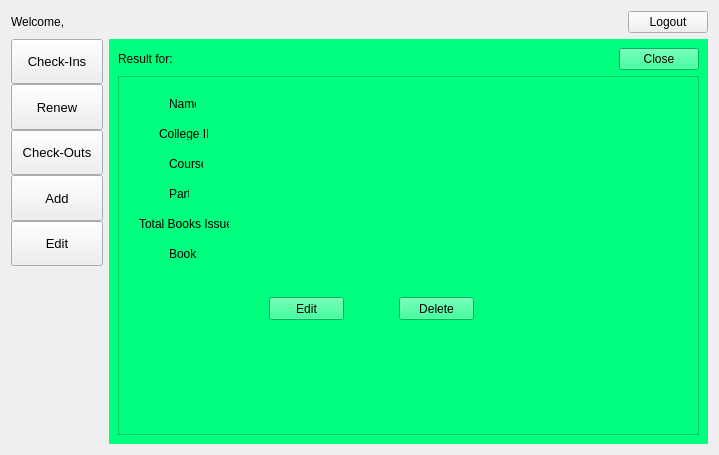
Qt form admin_page.ui (pramesh025/LibraryMS) before a commit.
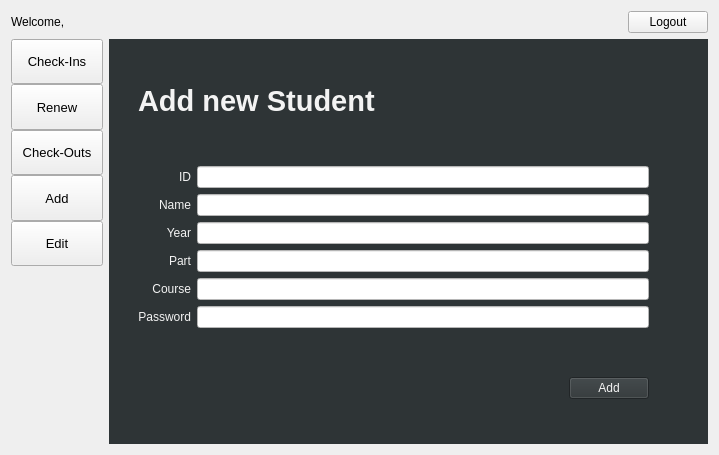
The same form after that commit. The open tabs and pages were chosen to show the change.

Commit message: Now can add book/student

Patch:
```diff
--- a/admin_page.ui
+++ b/admin_page.ui
@@ -166,7 +166,8 @@
    <item row="1" column="1">
     <widget class="QStackedWidget" name="stackedWidget">
      <property name="styleSheet">
-      <string notr="true">background-color: rgb(0, 255, 127)</string>
+      <string notr="true">background-color: rgb(46, 52, 54);
+color: rgb(243, 243, 243);</string>
      </property>
      <property name="currentIndex">
       <number>5</number>
@@ -703,6 +704,393 @@
        </item>
       </layout>
      </widget>
+     <widget class="QWidget" name="page_add_student">
+      <layout class="QGridLayout" name="gridLayout_8">
+       <item row="1" column="1" colspan="3">
+        <widget class="QLabel" name="label_4">
+         <property name="font">
+          <font>
+           <pointsize>22</pointsize>
+           <weight>75</weight>
+           <bold>true</bold>
+          </font>
+         </property>
+         <property name="text">
+          <string>Add new Student</string>
+         </property>
+        </widget>
+       </item>
+       <item row="5" column="1">
+        <widget class="QLabel" name="label_28">
+         <property name="text">
+          <string>Year</string>
+         </property>
+         <property name="alignment">
+          <set>Qt::AlignRight|Qt::AlignTrailing|Qt::AlignVCenter</set>
+         </property>
+        </widget>
+       </item>
+       <item row="0" column="1">
+        <spacer name="verticalSpacer_18">
+         <property name="orientation">
+          <enum>Qt::Vertical</enum>
+         </property>
+         <property name="sizeHint" stdset="0">
+          <size>
+           <width>20</width>
+           <height>40</height>
+          </size>
+         </property>
+        </spacer>
+       </item>
+       <item row="8" column="2" colspan="2">
+        <widget class="QLineEdit" name="lineEdit_addPass">
+         <property name="styleSheet">
+          <string notr="true">background-color: rgb(255, 255, 255);</string>
+         </property>
+        </widget>
+       </item>
+       <item row="7" column="1">
+        <widget class="QLabel" name="label_30">
+         <property name="text">
+          <string>Course</string>
+         </property>
+         <property name="alignment">
+          <set>Qt::AlignRight|Qt::AlignTrailing|Qt::AlignVCenter</set>
+         </property>
+        </widget>
+       </item>
+       <item row="3" column="1">
+        <widget class="QLabel" name="label_9">
+         <property name="text">
+          <string>ID</string>
+         </property>
+         <property name="alignment">
+          <set>Qt::AlignRight|Qt::AlignTrailing|Qt::AlignVCenter</set>
+         </property>
+        </widget>
+       </item>
+       <item row="5" column="2" colspan="2">
+        <widget class="QLineEdit" name="lineEdit_addYear">
+         <property name="styleSheet">
+          <string notr="true">background-color: rgb(255, 255, 255);
+color: rgb(46, 52, 54);
+</string>
+         </property>
+        </widget>
+       </item>
+       <item row="8" column="1">
+        <widget class="QLabel" name="label_31">
+         <property name="text">
+          <string>Password</string>
+         </property>
+         <property name="alignment">
+          <set>Qt::AlignRight|Qt::AlignTrailing|Qt::AlignVCenter</set>
+         </property>
+        </widget>
+       </item>
+       <item row="4" column="1">
+        <widget class="QLabel" name="label_27">
+         <property name="text">
+          <string>Name</string>
+         </property>
+         <property name="alignment">
+          <set>Qt::AlignRight|Qt::AlignTrailing|Qt::AlignVCenter</set>
+         </property>
+        </widget>
+       </item>
+       <item row="10" column="2">
+        <spacer name="horizontalSpacer_7">
+         <property name="orientation">
+          <enum>Qt::Horizontal</enum>
+         </property>
+         <property name="sizeHint" stdset="0">
+          <size>
+           <width>40</width>
+           <height>20</height>
+          </size>
+         </property>
+        </spacer>
+       </item>
+       <item row="9" column="3">
+        <spacer name="verticalSpacer_19">
+         <property name="orientation">
+          <enum>Qt::Vertical</enum>
+         </property>
+         <property name="sizeHint" stdset="0">
+          <size>
+           <width>20</width>
+           <height>40</height>
+          </size>
+         </property>
+        </spacer>
+       </item>
+       <item row="3" column="2" colspan="2">
+        <widget class="QLineEdit" name="lineEdit_addID">
+         <property name="styleSheet">
+          <string notr="true">background-color: rgb(255, 255, 255);
+color: rgb(46, 52, 54);</string>
+         </property>
+        </widget>
+       </item>
+       <item row="11" column="2">
+        <spacer name="verticalSpacer_17">
+         <property name="orientation">
+          <enum>Qt::Vertical</enum>
+         </property>
+         <property name="sizeHint" stdset="0">
+          <size>
+           <width>20</width>
+           <height>40</height>
+          </size>
+         </property>
+        </spacer>
+       </item>
+       <item row="6" column="1">
+        <widget class="QLabel" name="label_29">
+         <property name="text">
+          <string>Part</string>
+         </property>
+         <property name="alignment">
+          <set>Qt::AlignRight|Qt::AlignTrailing|Qt::AlignVCenter</set>
+         </property>
+        </widget>
+       </item>
+       <item row="4" column="2" colspan="2">
+        <widget class="QLineEdit" name="lineEdit_addName">
+         <property name="styleSheet">
+          <string notr="true">background-color: rgb(255, 255, 255);
+color: rgb(46, 52, 54);</string>
+         </property>
+        </widget>
+       </item>
+       <item row="1" column="0" rowspan="10">
+        <spacer name="verticalSpacer_21">
+         <property name="orientation">
+          <enum>Qt::Vertical</enum>
+         </property>
+         <property name="sizeHint" stdset="0">
+          <size>
+           <width>20</width>
+           <height>40</height>
+          </size>
+         </property>
+        </spacer>
+       </item>
+       <item row="6" column="2" colspan="2">
+        <widget class="QLineEdit" name="lineEdit_addPart">
+         <property name="styleSheet">
+          <string notr="true">background-color: rgb(255, 255, 255);
+color: rgb(46, 52, 54);</string>
+         </property>
+        </widget>
+       </item>
+       <item row="10" column="3">
+        <widget class="QPushButton" name="pushButton_addConfirm">
+         <property name="text">
+          <string>Add</string>
+         </property>
+        </widget>
+       </item>
+       <item row="7" column="2" colspan="2">
+        <widget class="QLineEdit" name="lineEdit_addCourse">
+         <property name="styleSheet">
+          <string notr="true">background-color: rgb(255, 255, 255);
+color: rgb(46, 52, 54);</string>
+         </property>
+        </widget>
+       </item>
+       <item row="2" column="1">
+        <spacer name="verticalSpacer_22">
+         <property name="orientation">
+          <enum>Qt::Vertical</enum>
+         </property>
+         <property name="sizeHint" stdset="0">
+          <size>
+           <width>20</width>
+           <height>40</height>
+          </size>
+         </property>
+        </spacer>
+       </item>
+       <item row="1" column="4" rowspan="10">
+        <spacer name="verticalSpacer_20">
+         <property name="orientation">
+          <enum>Qt::Vertical</enum>
+         </property>
+         <property name="sizeHint" stdset="0">
+          <size>
+           <width>50</width>
+           <height>40</height>
+          </size>
+         </property>
+        </spacer>
+       </item>
+      </layout>
+     </widget>
+     <widget class="QWidget" name="page_add_book">
+      <layout class="QGridLayout" name="gridLayout_9">
+       <item row="3" column="1">
+        <widget class="QLabel" name="label_33">
+         <property name="text">
+          <string>ID</string>
+         </property>
+        </widget>
+       </item>
+       <item row="6" column="1">
+        <widget class="QLabel" name="label_36">
+         <property name="text">
+          <string>Pub Year</string>
+         </property>
+        </widget>
+       </item>
+       <item row="10" column="2">
+        <spacer name="verticalSpacer_24">
+         <property name="orientation">
+          <enum>Qt::Vertical</enum>
+         </property>
+         <property name="sizeHint" stdset="0">
+          <size>
+           <width>20</width>
+           <height>66</height>
+          </size>
+         </property>
+        </spacer>
+       </item>
+       <item row="5" column="2" colspan="2">
+        <widget class="QLineEdit" name="lineEdit_addBookAuthor">
+         <property name="styleSheet">
+          <string notr="true">background-color: rgb(255, 255, 255);
+color: rgb(46, 52, 54);</string>
+         </property>
+        </widget>
+       </item>
+       <item row="1" column="1" colspan="3">
+        <widget class="QLabel" name="label_32">
+         <property name="font">
+          <font>
+           <pointsize>22</pointsize>
+           <weight>75</weight>
+           <bold>true</bold>
+          </font>
+         </property>
+         <property name="text">
+          <string>Add New Book</string>
+         </property>
+        </widget>
+       </item>
+       <item row="6" column="2" colspan="2">
+        <widget class="QLineEdit" name="lineEdit_addBookYear">
+         <property name="styleSheet">
+          <string notr="true">background-color: rgb(255, 255, 255);
+color: rgb(46, 52, 54);</string>
+         </property>
+        </widget>
+       </item>
+       <item row="1" column="0" rowspan="9">
+        <spacer name="verticalSpacer_25">
+         <property name="orientation">
+          <enum>Qt::Vertical</enum>
+         </property>
+         <property name="sizeHint" stdset="0">
+          <size>
+           <width>20</width>
+           <height>40</height>
+          </size>
+         </property>
+        </spacer>
+       </item>
+       <item row="0" column="1">
+        <spacer name="verticalSpacer_23">
+         <property name="orientation">
+          <enum>Qt::Vertical</enum>
+         </property>
+         <property name="sizeHint" stdset="0">
+          <size>
+           <width>20</width>
+           <height>40</height>
+          </size>
+         </property>
+        </spacer>
+       </item>
+       <item row="9" column="3">
+        <widget class="QPushButton" name="pushButton_addnewbook">
+         <property name="text">
+          <string>Add</string>
+         </property>
+        </widget>
+       </item>
+       <item row="3" column="2" colspan="2">
+        <widget class="QLineEdit" name="lineEdit_addBookID">
+         <property name="styleSheet">
+          <string notr="true">background-color: rgb(255, 255, 255);
+color: rgb(46, 52, 54);</string>
+         </property>
+        </widget>
+       </item>
+       <item row="5" column="1">
+        <widget class="QLabel" name="label_35">
+         <property name="text">
+          <string>Author</string>
+         </property>
+        </widget>
+       </item>
+       <item row="4" column="2" colspan="2">
+        <widget class="QLineEdit" name="lineEdit_addBookName">
+         <property name="styleSheet">
+          <string notr="true">background-color: rgb(255, 255, 255);
+color: rgb(46, 52, 54);</string>
+         </property>
+        </widget>
+       </item>
+       <item row="1" column="4" rowspan="9">
+        <spacer name="verticalSpacer_26">
+         <property name="orientation">
+          <enum>Qt::Vertical</enum>
+         </property>
+         <property name="sizeHint" stdset="0">
+          <size>
+           <width>20</width>
+           <height>40</height>
+          </size>
+         </property>
+        </spacer>
+       </item>
+       <item row="4" column="1">
+        <widget class="QLabel" name="label_34">
+         <property name="text">
+          <string>Name</string>
+         </property>
+        </widget>
+       </item>
+       <item row="9" column="2">
+        <spacer name="horizontalSpacer_8">
+         <property name="orientation">
+          <enum>Qt::Horizontal</enum>
+         </property>
+         <property name="sizeHint" stdset="0">
+          <size>
+           <width>40</width>
+           <height>20</height>
+          </size>
+         </property>
+        </spacer>
+       </item>
+       <item row="2" column="1">
+        <spacer name="verticalSpacer_27">
+         <property name="orientation">
+          <enum>Qt::Vertical</enum>
+         </property>
+         <property name="sizeHint" stdset="0">
+          <size>
+           <width>20</width>
+           <height>40</height>
+          </size>
+         </property>
+        </spacer>
+       </item>
+      </layout>
+     </widget>
      <widget class="QWidget" name="page_edit_user">
       <layout class="QGridLayout" name="gridLayout_5">
        <item row="0" column="0">
```
Left out of the diff: 165 changed lines with no effect on the pictures. The commit also changes 8 other files.
